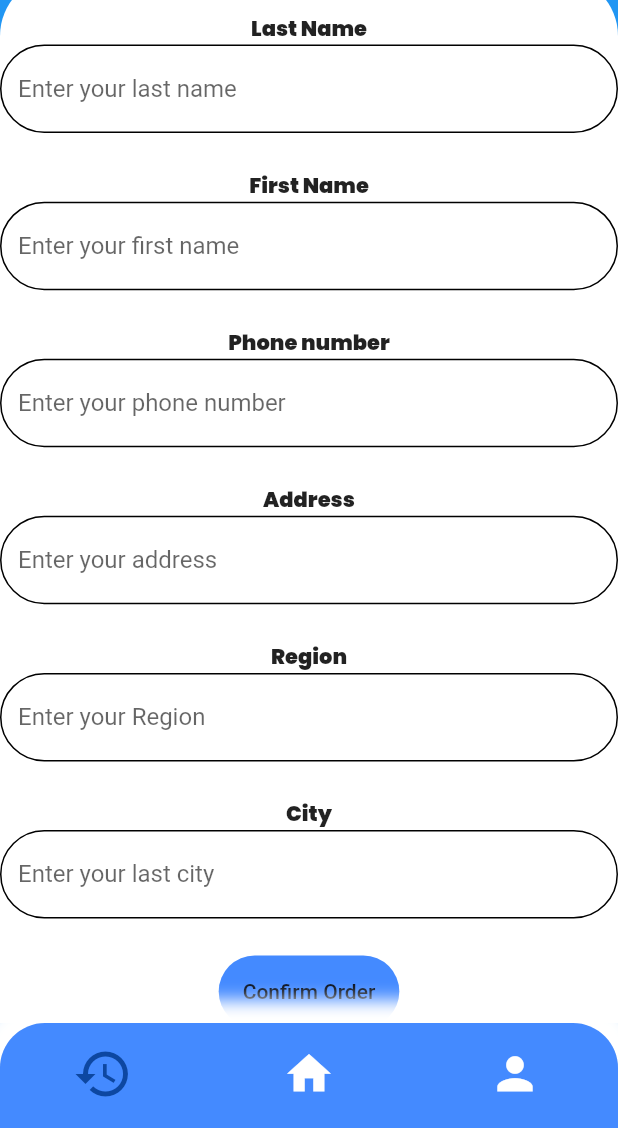
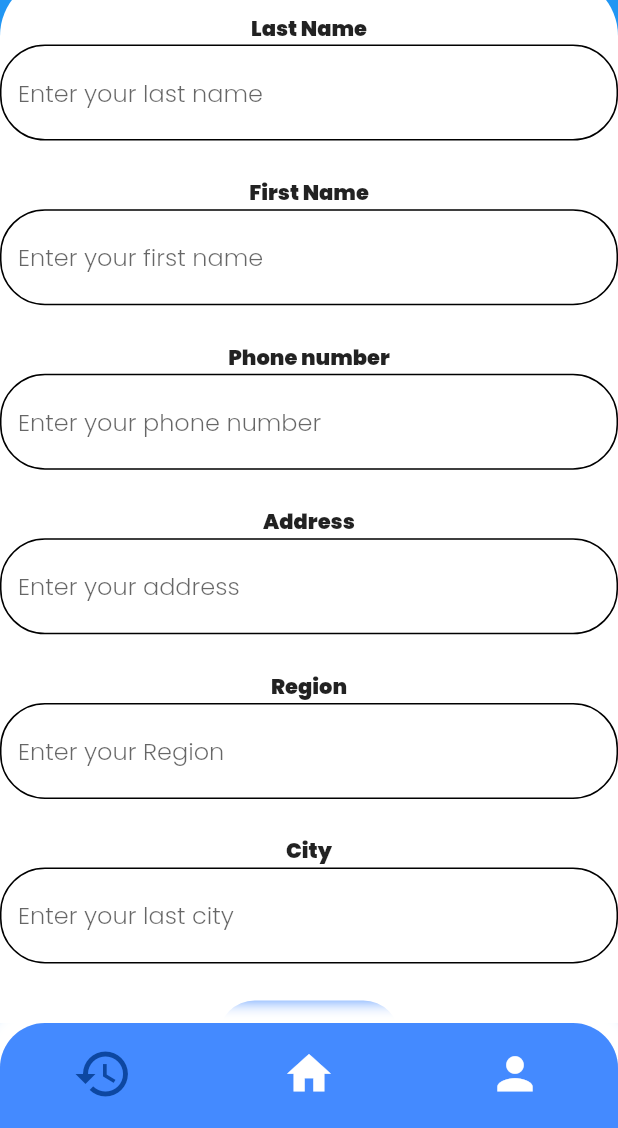
Before and after one commit to Imenazzouz/cleaning-app, a Flutter app: the Location screen opened by its route, on a phone screen of 412 x 824 dp, the part 108-1236 px from its top. Run offline on Flutter 3.47's test engine with Material 2 defaults, Android fonts, the phone set to English and light mode, and no system bars; our stand-ins replace carousel_slider, firebase_auth, firebase_core, flutter_credit_card; missing offline and left inert: dart:ffi; accounts and stored records are empty.

Commit message:
commit buttonet

```diff
--- a/lib/Location.dart
+++ b/lib/Location.dart
@@ -78,7 +78,8 @@ class _LocationState extends State<Location> {
                         ),
                         borderRadius: BorderRadius.circular(30.0),
                       ),
-                      hintText: 'Enter your last name'),
+                      hintText: 'Enter your last name',
+                      hintStyle: TextStyle(fontFamily: 'Poppins')),
                 ),
                 SizedBox(height: screenSize.height * 0.03),
                 Text(
@@ -100,7 +101,8 @@ class _LocationState extends State<Location> {
                         ),
                         borderRadius: BorderRadius.circular(30.0),
                       ),
-                      hintText: 'Enter your first name'),
+                      hintText: 'Enter your first name',
+                      hintStyle: TextStyle(fontFamily: 'Poppins')),
                 ),
                 SizedBox(height: screenSize.height * 0.03),
                 Text(
@@ -124,7 +126,7 @@ class _LocationState extends State<Location> {
                         borderRadius: BorderRadius.circular(30.0),
                       ),
                       hintText: 'Enter your phone number',
-                  ),
+                      hintStyle: TextStyle(fontFamily: 'Poppins')),
                 ),
                 SizedBox(height: screenSize.height * 0.03),
                 Text(
@@ -147,7 +149,8 @@ class _LocationState extends State<Location> {
                         ),
                         borderRadius: BorderRadius.circular(30.0),
                       ),
-                      hintText: 'Enter your address'),
+                      hintText: 'Enter your address',
+                      hintStyle: TextStyle(fontFamily: 'Poppins')),
                 ),
                 SizedBox(height: screenSize.height * 0.03),
                 Text(
@@ -169,8 +172,9 @@ class _LocationState extends State<Location> {
                     ),
                     borderRadius: BorderRadius.circular(30.0),
                   ),
-                      hintText: 'Enter your Region'),
-                ),
+                  hintText: 'Enter your Region',
+                  hintStyle: TextStyle(fontFamily: 'Poppins'),
+                )),
                 SizedBox(height: screenSize.height * 0.03),
                 Text(
                   'City',
@@ -191,8 +195,8 @@ class _LocationState extends State<Location> {
                           ),
                           borderRadius: BorderRadius.circular(30.0),
                         ),
-                      hintText: 'Enter your last city'),
-                ),
+                        hintText: 'Enter your last city',
+                        hintStyle: TextStyle(fontFamily: 'Poppins'))),
                 SizedBox(height: screenSize.height * 0.03),
                 Container(
                   decoration: BoxDecoration(
```
Also changed, not shown: lib/pay.dart (+19 -10 lines), lib/signin.dart (+55 -105 lines). Lines whose indentation alone changed are shown as unchanged.
